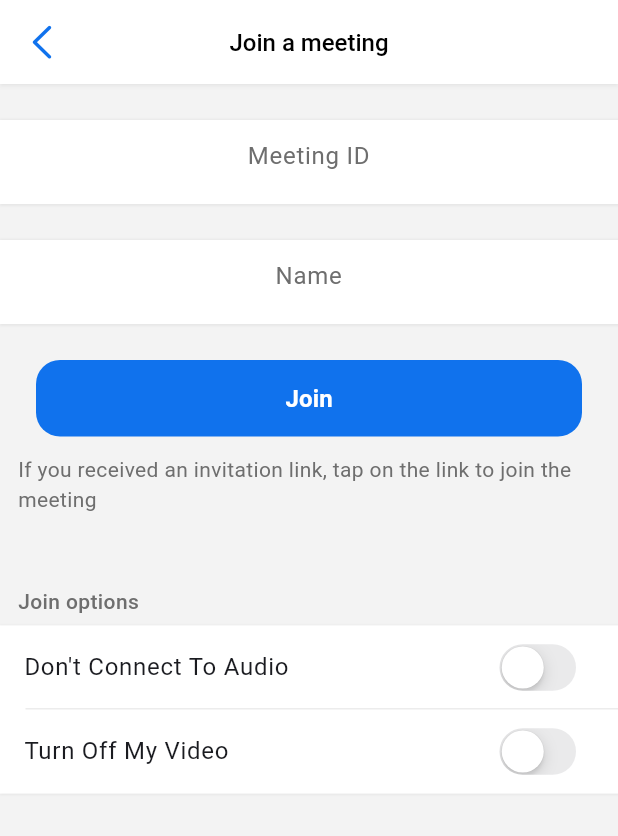
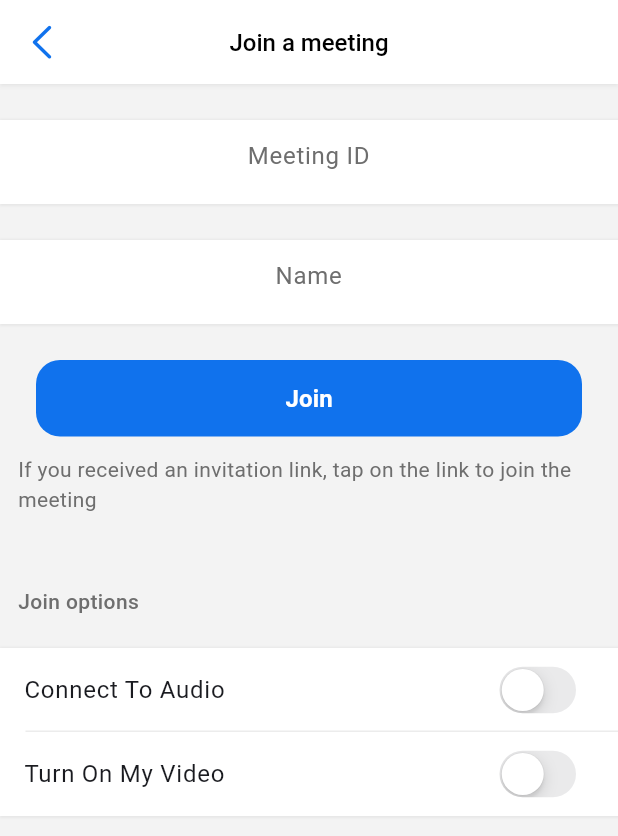
Before and after one commit to czarbasanal/zoom_clone_app, a Flutter app: the JoinScreen screen opened by its route, after a tap on "Join", on a phone screen of 412 x 824 dp. Shown: the top 836 px of the screen. Run offline on Flutter 3.47's test engine with Material 3 defaults, Android fonts, the phone set to English and light mode, and no system bars; our stand-ins replace cloud_firestore, firebase_auth, firebase_core, flutter_riverpod, google_sign_in, hooks_riverpod; missing offline and left inert: jitsi_meet_flutter_sdk; accounts and stored records are empty.

Commit message:
added video and audio providers

```diff
--- a/lib/meetiings/meeting_service.dart
+++ b/lib/meetiings/meeting_service.dart
@@ -1,3 +1,3 @@
 class MeetingService {
-  void createMeeting(String roomName) {}
+  void createMeeting(String roomName, bool isAudioOn, bool isVideoOn) {}
 }
--- a/lib/meetiings/meeting_service_implementation.dart
+++ b/lib/meetiings/meeting_service_implementation.dart
@@ -9,14 +9,14 @@ class MeetingServiceImplementation implements MeetingService {
   final JitsiMeet jitsiMeet = JitsiMeet();
 
   @override
-  void createMeeting(String roomName) async {
+  void createMeeting(String roomName, bool isAudioOn, bool isVideoOn) async {
     try {
       var options = JitsiMeetConferenceOptions(
         room: roomName,
         configOverrides: {
-          "startWithAudioMuted": true,
-          "startWithVideoMuted": true,
-          "enableNoAudioDetection:": true
+          "startWithAudioMuted": !isAudioOn,
+          "startWithVideoMuted": !isVideoOn,
+          "enableNoAudioDetection": true,
         },
         featureFlags: {
           "welcomepage.enabled": false,
--- a/lib/riverpod/providers.dart
+++ b/lib/riverpod/providers.dart
@@ -41,3 +41,5 @@ final authStateProvider = StreamProvider((ref) {
 });
 
 final loadingProvider = StateProvider<bool>((ref) => false);
+final videoOnProvider = StateProvider<bool>((ref) => false);
+final audioOnProvider = StateProvider<bool>((ref) => false);
--- a/lib/screens/join_screen.dart
+++ b/lib/screens/join_screen.dart
@@ -1,19 +1,18 @@
 import 'package:flutter/cupertino.dart';
 import 'package:flutter/material.dart';
+import 'package:hooks_riverpod/hooks_riverpod.dart';
 import 'package:zoom/authentication/auth_service_implementation.dart';
 import 'package:zoom/meetiings/meeting_service_implementation.dart';
+import 'package:zoom/riverpod/providers.dart';
 
-class JoinScreen extends StatefulWidget {
+class JoinScreen extends StatefulHookConsumerWidget {
   const JoinScreen({super.key});
 
   @override
   _JoinScreenState createState() => _JoinScreenState();
 }
 
-class _JoinScreenState extends State<JoinScreen> {
-  bool _isVideoOn = false;
-  bool _isAudioOn = false;
-
+class _JoinScreenState extends ConsumerState<JoinScreen> {
   final AuthServiceImplementation authServiceImplementation =
       AuthServiceImplementation();
   late final TextEditingController idController;
@@ -37,14 +36,19 @@ class _JoinScreenState extends State<JoinScreen> {
     super.dispose();
   }
 
-  joinMeeting() {
+  void joinMeeting() {
+    bool isVideoOn = ref.read(videoOnProvider);
+    bool isAudioOn = ref.read(audioOnProvider);
+
     meetingServiceImplementation.createMeeting(
-      idController.text,
-    );
+        idController.text.trim(), isAudioOn, isVideoOn);
   }
 
   @override
   Widget build(BuildContext context) {
+    final isVideoOn = ref.watch(videoOnProvider);
+    final isAudioOn = ref.watch(audioOnProvider);
+
     return Scaffold(
       appBar: AppBar(
         elevation: 1.0,
@@ -167,6 +171,9 @@ class _JoinScreenState extends State<JoinScreen> {
                 ),
               ],
             ),
+            const SizedBox(
+              height: 15,
+            ),
             Container(
               decoration: BoxDecoration(
                 color: Colors.white,
@@ -182,13 +189,11 @@ class _JoinScreenState extends State<JoinScreen> {
               child: Column(
                 children: [
                   ListTile(
-                    title: const Text('Don\'t Connect To Audio'),
+                    title: const Text('Connect To Audio'),
                     trailing: CupertinoSwitch(
-                      value: _isAudioOn,
+                      value: isAudioOn,
                       onChanged: (bool value) {
-                        setState(() {
-                          _isAudioOn = value;
-                        });
+                        ref.read(audioOnProvider.notifier).state = value;
                       },
                       activeColor: CupertinoColors.activeGreen,
                     ),
@@ -200,15 +205,13 @@ class _JoinScreenState extends State<JoinScreen> {
                     color: Colors.grey.withOpacity(0.2),
                   ),
                   ListTile(
-                    title: const Text('Turn Off My Video'),
+                    title: const Text('Turn On My Video'),
                     subtitleTextStyle:
                         const TextStyle(color: Color(0xFF6E6E6E)),
                     trailing: CupertinoSwitch(
-                      value: _isVideoOn,
+                      value: isVideoOn,
                       onChanged: (bool value) {
-                        setState(() {
-                          _isVideoOn = value;
-                        });
+                        ref.read(videoOnProvider.notifier).state = value;
                       },
                       activeColor: CupertinoColors.activeGreen,
                     ),
--- a/lib/screens/login_screen.dart
+++ b/lib/screens/login_screen.dart
@@ -1,5 +1,6 @@
 import 'package:flutter/material.dart';
 import 'package:zoom/utils/colors.dart';
+import 'package:zoom/utils/screen_size.dart';
 import 'package:zoom/utils/screen_size.dart';
 import 'package:zoom/widgets/bottom_rounded_container.dart';
 
--- a/lib/screens/sign_up_screen.dart
+++ b/lib/screens/sign_up_screen.dart
@@ -21,7 +21,6 @@ class _SignUpScreenState extends ConsumerState<SignUpScreen> {
   @override
   void initState() {
     super.initState();
-    // Initialize state or listeners here if needed.
   }
 
   @override
--- a/lib/widgets/logout_button.dart
+++ b/lib/widgets/logout_button.dart
@@ -22,7 +22,7 @@ class LogoutButton extends StatelessWidget {
             50,
           ),
           shape: RoundedRectangleBorder(
-            borderRadius: BorderRadius.circular(30),
+            borderRadius: BorderRadius.circular(16),
             side: const BorderSide(color: Color.fromRGBO(14, 114, 236, 1)),
           ),
         ),
```
Also changed, not shown: lib/authentication/auth_service_implementation.dart (+3 -4 lines), lib/riverpod/auth_notifier.dart (+15 -0 lines), lib/screens/new_meeting_screen.dart (+12 -10 lines), lib/screens/sign_in_screen.dart (+33 -7 lines), lib/widgets/main_bottom_navigation.dart (+6 -2 lines).
